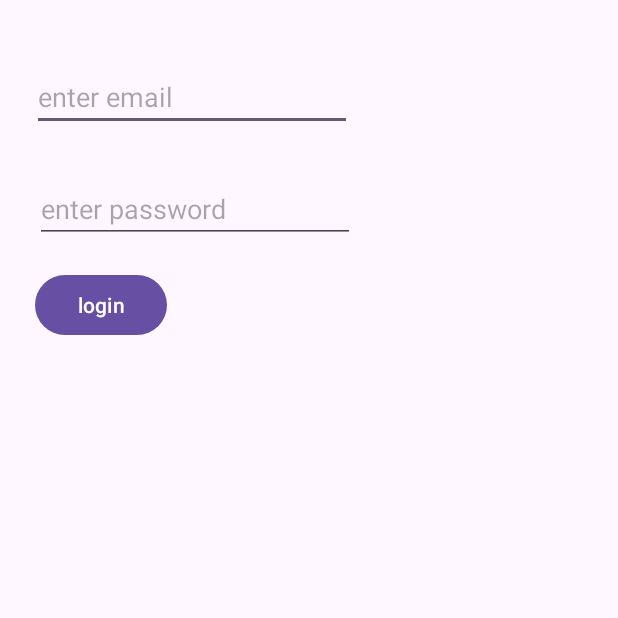
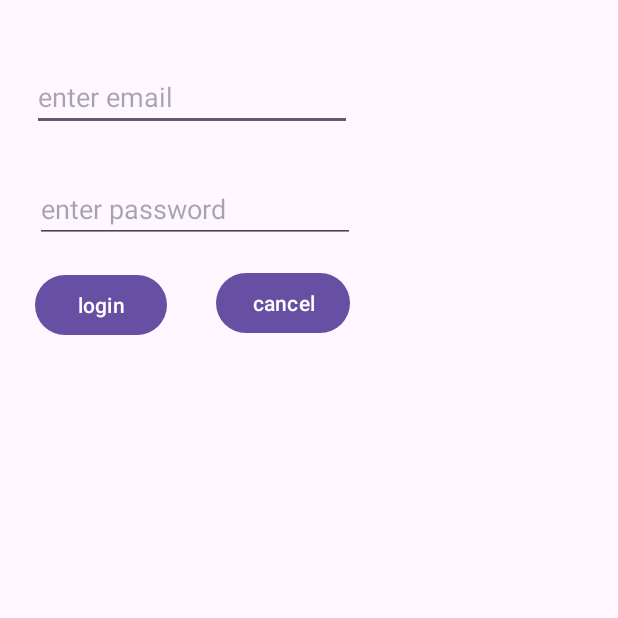
Before and after one commit to abdultanveer/amdocsapp, an Android app: the screen it shows after launch (MainActivity), on a phone screen of 412 x 824 dp, the top half of it. Run offline under Robolectric (Android 15) with nearby library versions, the phone set to English and light mode, and no system bars.

```diff
--- a/app/src/main/java/com/example/amdocsapp/MainActivity.kt
+++ b/app/src/main/java/com/example/amdocsapp/MainActivity.kt
@@ -3,49 +3,43 @@ package com.example.amdocsapp
 import android.os.Bundle
 import android.util.Log
 import android.view.View
+import android.widget.Button
+import android.widget.EditText
 import androidx.activity.enableEdgeToEdge
 import androidx.appcompat.app.AppCompatActivity
 import androidx.core.view.ViewCompat
 import androidx.core.view.WindowInsetsCompat
 import com.google.android.material.snackbar.Snackbar
 
-class MainActivity : AppCompatActivity() {
+class MainActivity : AppCompatActivity(), View.OnFocusChangeListener {
+    lateinit var cancelBtn:Button
+    lateinit var emailEt:EditText
+
     //var TAG = "MainActivity"
     var TAG = MainActivity::class.java.simpleName
 
     override fun onCreate(savedInstanceState: Bundle?) {
         super.onCreate(savedInstanceState)
         enableEdgeToEdge()
-        setContentView(R.layout.activity_main)
+        setContentView(R.layout.activity_main)   //inflation
         Log.i(TAG,"oncreate")
+
+        emailEt = findViewById(R.id.etEmail)
+    //dive into the activity_main xml file which you inffflated recently and find a view in
     }
 
     override fun onStart() {
         super.onStart()
         Log.v(TAG,"onstart")
+        emailEt.setOnFocusChangeListener(this);
+
+        cancelBtn = findViewById(R.id.btnCancel)
+        cancelBtn.setOnClickListener(View.OnClickListener {
+            Log.i(TAG,"cancel btn clicked")
+
+        })
     }
 
-    override fun onPause() {
-        super.onPause()
-        Log.d(TAG,"onpause")
-    }
-
-    override fun onResume() {
-        super.onResume()
-        Log.w(TAG,"onresume")
-    }
-
-    override fun onStop() {
-        super.onStop()
-        Log.e(TAG,"onstop")
-
-    }
-
-    override fun onDestroy() {
-        super.onDestroy()
-        Log.i(TAG,"ondestroy")
-
-    }
 
     fun clickHandler(view: View) {
         //View myView = new View()
@@ -55,5 +49,15 @@ class MainActivity : AppCompatActivity() {
             .show()
     }
 
+    override fun onFocusChange(emailEdittext: View?, hasFocus: Boolean) {
+        if (hasFocus){
+            Log.i(TAG,"has focus")
+        }
+        else {
+            Log.i(TAG,"lost focus")
+
+        }
+    }
+
 
 }
--- a/app/src/main/res/layout/activity_main.xml
+++ b/app/src/main/res/layout/activity_main.xml
@@ -9,6 +9,7 @@
 
 
     <EditText
+
         android:id="@+id/etEmail"
         android:layout_width="wrap_content"
         android:layout_height="wrap_content"
@@ -22,24 +23,37 @@
 
     <EditText
         android:id="@+id/etPassword"
+
         android:layout_width="wrap_content"
         android:layout_height="wrap_content"
         android:layout_marginStart="23dp"
         android:layout_marginTop="29dp"
+        android:ems="10"
         android:hint="enter password"
-        android:ems="10"
         android:inputType="numberPassword"
         app:layout_constraintStart_toStartOf="parent"
-        app:layout_constraintTop_toBottomOf="@+id/etEmail" />
+        app:layout_constraintTop_toBottomOf="@+id/etEmail"
+        />
 
     <Button
         android:id="@+id/btnLogin"
-        android:onClick="clickHandler"
         android:layout_width="wrap_content"
         android:layout_height="wrap_content"
         android:layout_marginStart="23dp"
         android:layout_marginTop="17dp"
+        android:clickable="false"
+        android:onClick="clickHandler"
         android:text="login"
         app:layout_constraintStart_toStartOf="parent"
         app:layout_constraintTop_toBottomOf="@+id/etPassword" />
+
+    <Button
+        android:id="@+id/btnCancel"
+        android:layout_width="wrap_content"
+        android:layout_height="wrap_content"
+        android:layout_marginTop="16dp"
+        android:layout_marginEnd="3dp"
+        android:text="cancel"
+        app:layout_constraintEnd_toEndOf="@+id/etPassword"
+        app:layout_constraintTop_toBottomOf="@+id/etPassword" />
 </androidx.constraintlayout.widget.ConstraintLayout>
```
